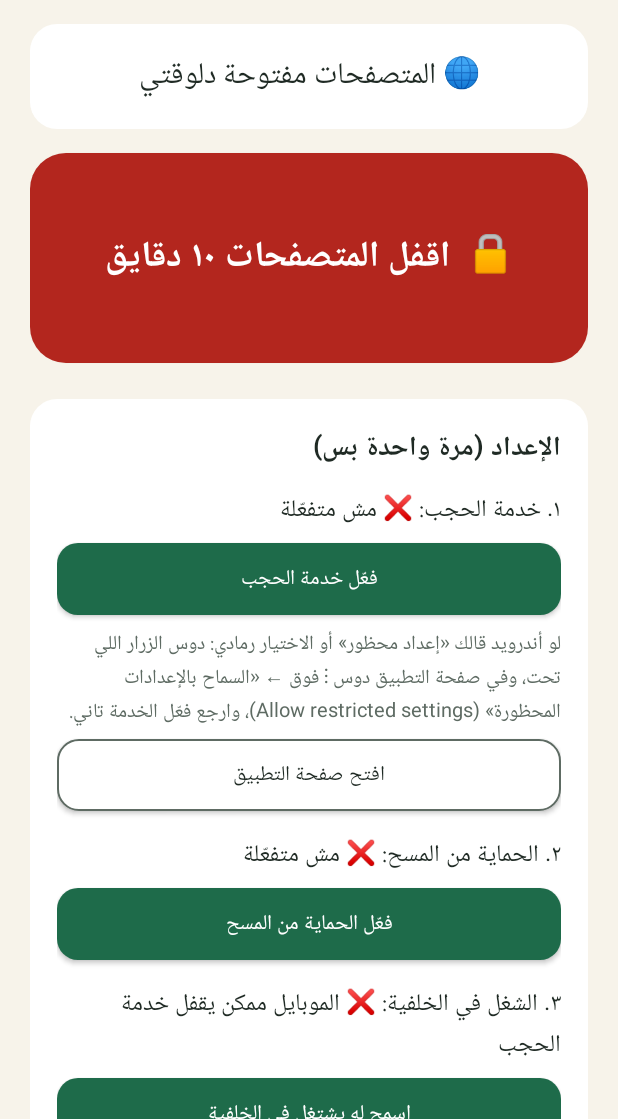
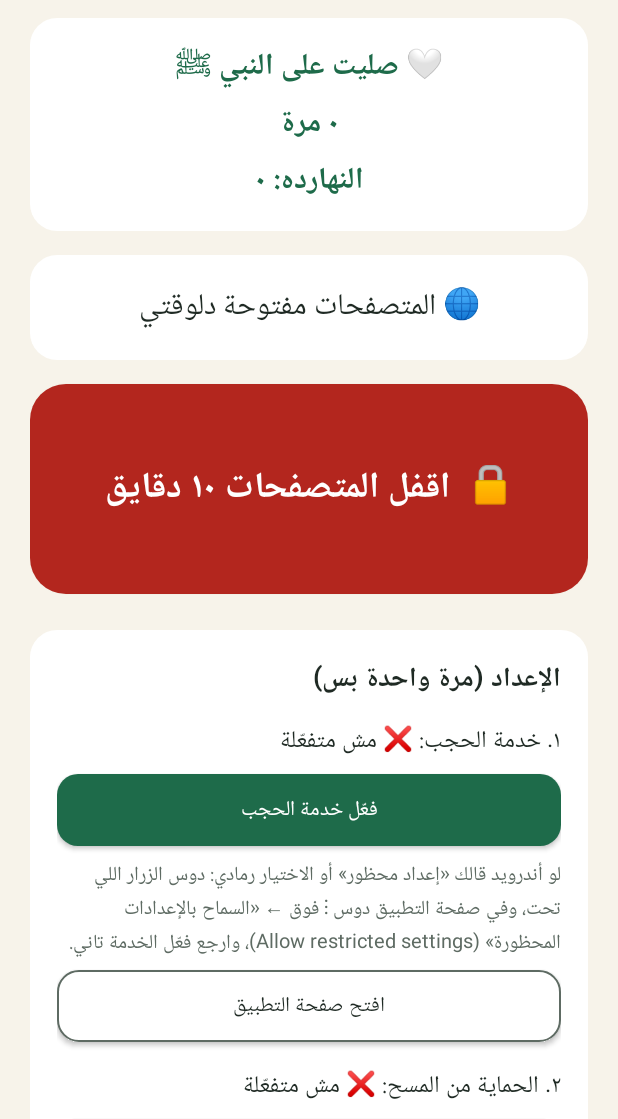
Before and after one commit to shehabeldeenosama2001-hash/Claude-100-, an Android app: the screen it shows after launch (MainActivity), on a phone screen of 412 x 824 dp, the part 117-1236 px from its top. Run offline under Robolectric (Android 15) with nearby library versions, the phone set to English and light mode, and no system bars.

Commit message:
Count how many times «صلي على النبي» was typed
Every correct phrase in the browser gate, the social-app gate and the
uninstall screen is counted. The main screen shows the all-time total
and today's count.

Co-Authored-By: Claude Opus 5.5 <noreply@anthropic.com>
Claude-Session: https://claude.ai/code/session_019gKQKvzpfevaxRVmANCoep

```diff
--- a/app/build.gradle
+++ b/app/build.gradle
@@ -10,8 +10,8 @@ android {
         applicationId 'com.shehab.salliwarakez'
         minSdk 26
         targetSdk 35
-        versionCode 10
-        versionName '1.9'
+        versionCode 11
+        versionName '2.0'
     }
 
     // Fixed signing key committed to the repo so every build can be installed
--- a/app/src/main/java/com/shehab/salliwarakez/GateActivity.java
+++ b/app/src/main/java/com/shehab/salliwarakez/GateActivity.java
@@ -100,6 +100,7 @@ public class GateActivity extends Activity {
     private void submit() {
         if (PhraseInput.normalize(input.getText()).isEmpty()) return;
         if (PhraseInput.matches(input.getText())) {
+            Prefs.countSalawat(this);
             phrases++;
             input.setText("");
             feedback.setText("اللهم صلِّ وسلم على نبينا محمد ﷺ");
--- a/app/src/main/java/com/shehab/salliwarakez/MainActivity.java
+++ b/app/src/main/java/com/shehab/salliwarakez/MainActivity.java
@@ -166,6 +166,10 @@ public class MainActivity extends Activity {
     }
 
     private void refresh() {
+        ((TextView) findViewById(R.id.salawatCounter)).setText(
+                "🤍 صليت على النبي ﷺ\n"
+                        + Prefs.toArabicDigits(String.valueOf(Prefs.salawatTotal(this))) + " مرة"
+                        + "\nالنهارده: " + Prefs.toArabicDigits(String.valueOf(Prefs.salawatToday(this))));
         boolean a11y = Prefs.isAccessibilityEnabled(this);
         boolean admin = Prefs.isAdminActive(this);
         boolean armed = Prefs.isArmed(this);
--- a/app/src/main/java/com/shehab/salliwarakez/Prefs.java
+++ b/app/src/main/java/com/shehab/salliwarakez/Prefs.java
@@ -73,6 +73,33 @@ final class Prefs {
         return until > now && until - now <= GUARD_PAUSE_MS;
     }
 
+    // ---- «صلي على النبي» counter ----
+
+    private static String today() {
+        return new java.text.SimpleDateFormat("yyyy-MM-dd", java.util.Locale.US).format(new java.util.Date());
+    }
+
+    /** Called every time the phrase is typed correctly anywhere in the app. */
+    static void countSalawat(Context c) {
+        SharedPreferences p = sp(c);
+        String day = today();
+        int todayCount = day.equals(p.getString("salawat_day", "")) ? p.getInt("salawat_today", 0) : 0;
+        p.edit()
+                .putLong("salawat_total", p.getLong("salawat_total", 0) + 1)
+                .putString("salawat_day", day)
+                .putInt("salawat_today", todayCount + 1)
+                .apply();
+    }
+
+    static long salawatTotal(Context c) {
+        return sp(c).getLong("salawat_total", 0);
+    }
+
+    static int salawatToday(Context c) {
+        SharedPreferences p = sp(c);
+        return today().equals(p.getString("salawat_day", "")) ? p.getInt("salawat_today", 0) : 0;
+    }
+
     static ComponentName adminComponent(Context c) {
         return new ComponentName(c, AdminReceiver.class);
     }
--- a/app/src/main/java/com/shehab/salliwarakez/UnlockActivity.java
+++ b/app/src/main/java/com/shehab/salliwarakez/UnlockActivity.java
@@ -59,6 +59,7 @@ public class UnlockActivity extends Activity {
         if (PhraseInput.normalize(input.getText()).isEmpty()) return;
 
         if (PhraseInput.matches(input.getText())) {
+            Prefs.countSalawat(this);
             int n = Prefs.phraseCount(this) + 1;
             Prefs.setPhraseCount(this, n);
             input.setText("");
--- a/app/src/main/res/layout/activity_main.xml
+++ b/app/src/main/res/layout/activity_main.xml
@@ -18,6 +18,19 @@
             android:text="@string/app_name"
             android:textColor="@color/green"
             android:textSize="34sp"
+            android:textStyle="bold" />
+
+        <TextView
+            android:id="@+id/salawatCounter"
+            android:layout_width="match_parent"
+            android:layout_height="wrap_content"
+            android:layout_marginTop="12dp"
+            android:background="@drawable/card"
+            android:gravity="center"
+            android:lineSpacingExtra="4dp"
+            android:padding="16dp"
+            android:textColor="@color/green"
+            android:textSize="20sp"
             android:textStyle="bold" />
 
         <TextView
```
